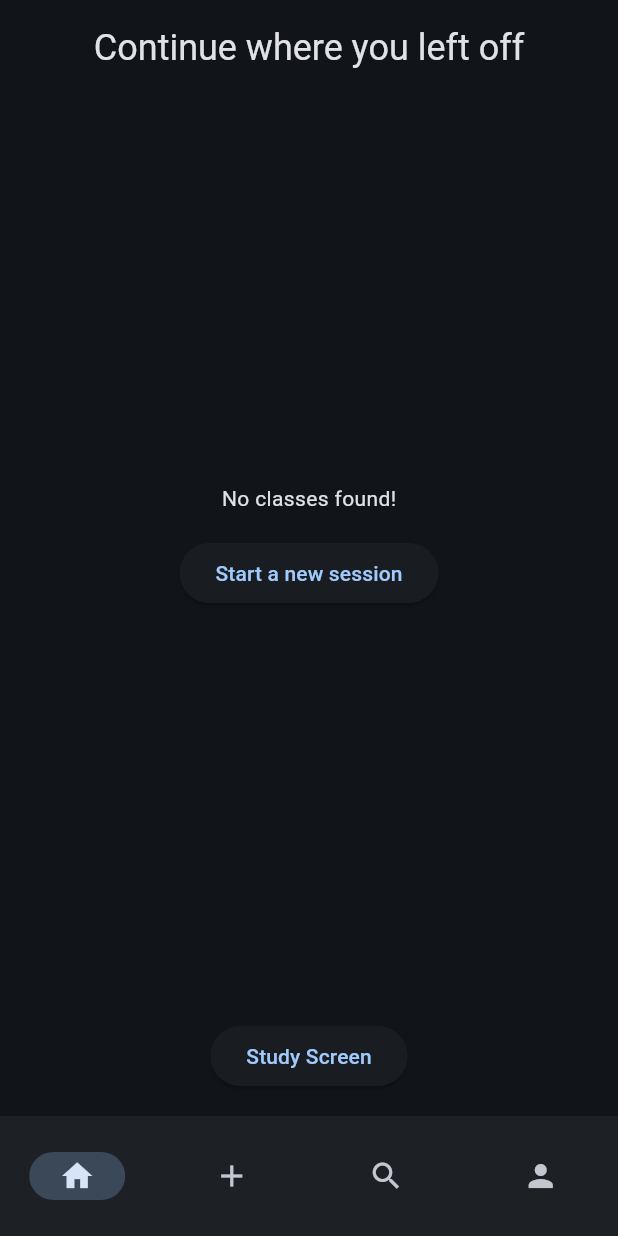
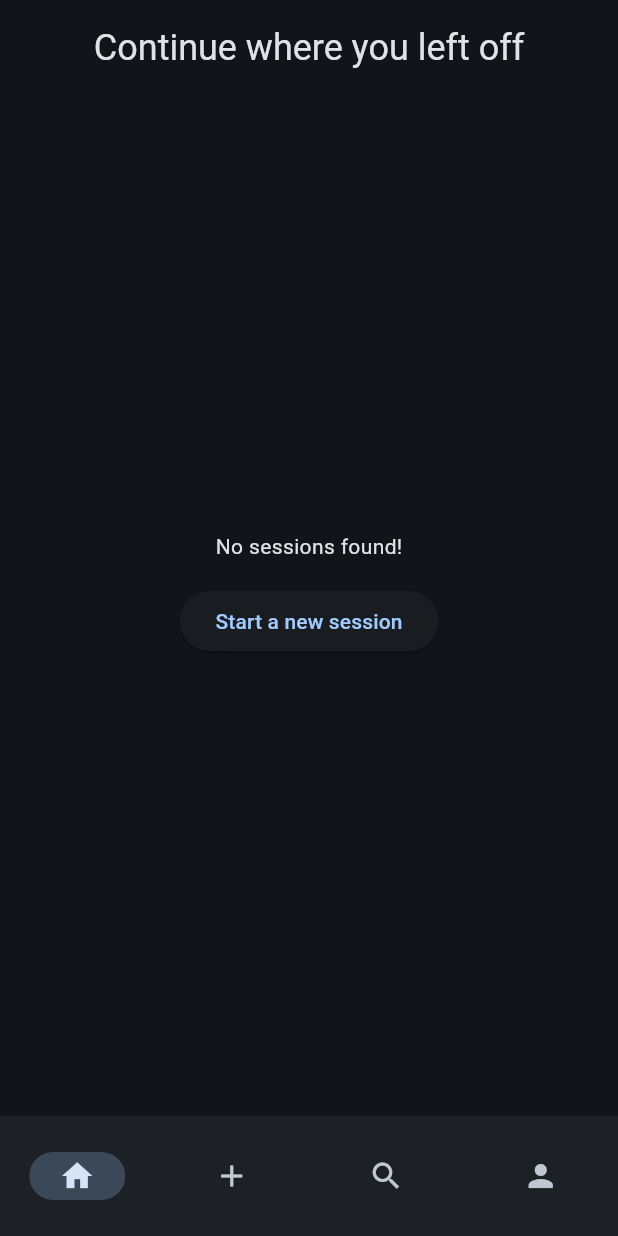
Before and after one commit to alaninnovates/trigtok, a Flutter app: the HomeScreen screen opened by its route, on a phone screen of 412 x 824 dp. Run offline on Flutter 3.47's test engine with Material 3 defaults, Android fonts, the phone set to English and light mode, and no system bars; our stand-ins replace audioplayers, flutter_dotenv, go_router, google_sign_in, stroke_text, supabase_flutter and 1 more; accounts and stored records are empty.

Commit message:
Update home to reflect new user session changes

```diff
--- a/lib/screens/home_screen.dart
+++ b/lib/screens/home_screen.dart
@@ -12,9 +12,9 @@ class HomeScreen extends StatefulWidget {
 
 class _HomeScreenState extends State<HomeScreen> {
   final _future = Supabase.instance.client
-      .from('profiles_classes')
+      .from('user_sessions')
       .select(
-        'classes(id, name), profiles(study_timelines(units(class_id, name), created_at))',
+        'id, classes(id, name), profiles(study_timelines(units(class_id, name), created_at))',
       );
 
   @override
@@ -35,18 +35,18 @@ class _HomeScreenState extends State<HomeScreen> {
                 builder: (context, snapshot) {
                   if (snapshot.hasError) {
                     print(snapshot.error);
-                    return Center(child: const Text('Error loading classes'));
+                    return Center(child: const Text('Error loading sessions'));
                   }
                   if (!snapshot.hasData) {
                     return const Center(child: CircularProgressIndicator());
                   }
-                  final classes = snapshot.data!;
-                  if (classes.isEmpty) {
+                  final sessions = snapshot.data!;
+                  if (sessions.isEmpty) {
                     return Center(
                       child: Column(
                         mainAxisAlignment: MainAxisAlignment.center,
                         children: [
-                          const Text('No classes found!'),
+                          const Text('No sessions found!'),
                           const SizedBox(height: 16),
                           ElevatedButton(
                             onPressed: () {
@@ -59,26 +59,18 @@ class _HomeScreenState extends State<HomeScreen> {
                     );
                   }
                   return ListView.builder(
-                    itemCount: classes.length,
+                    itemCount: sessions.length,
                     itemBuilder: (context, index) {
-                      final classItem = classes[index];
-                      final leftOffUnit =
-                          classItem['profiles']['study_timelines'][0]['units'];
-                      var leftOffUnitName = '';
-                      if (leftOffUnit['class_id'] ==
-                          classItem['classes']['id']) {
-                        leftOffUnitName = leftOffUnit['name'];
-                      } else {
-                        leftOffUnitName = 'Unknown';
-                      }
+                      final sessionsItem = sessions[index];
+                      // todo: Add logic to determine the last unit studied
                       return Card(
                         child: ListTile(
-                          title: Text(classItem['classes']['name']),
-                          subtitle: Text('Left off on: $leftOffUnitName'),
+                          title: Text(sessionsItem['classes']['name']),
+                          subtitle: Text('Left off on: Unknown'),
                           onTap: () {
                             GoRouter.of(
                               context,
-                            ).push('/study/${classItem['classes']['id']}');
+                            ).push('/study/${sessionsItem['id']}');
                           },
                         ),
                       );
@@ -87,13 +79,6 @@ class _HomeScreenState extends State<HomeScreen> {
                 },
               ),
             ),
-            const SizedBox(height: 16),
-            ElevatedButton(
-              onPressed: () {
-                GoRouter.of(context).push('/study/1');
-              },
-              child: const Text('Study Screen'),
-            ),
           ],
         ),
       ),
```
